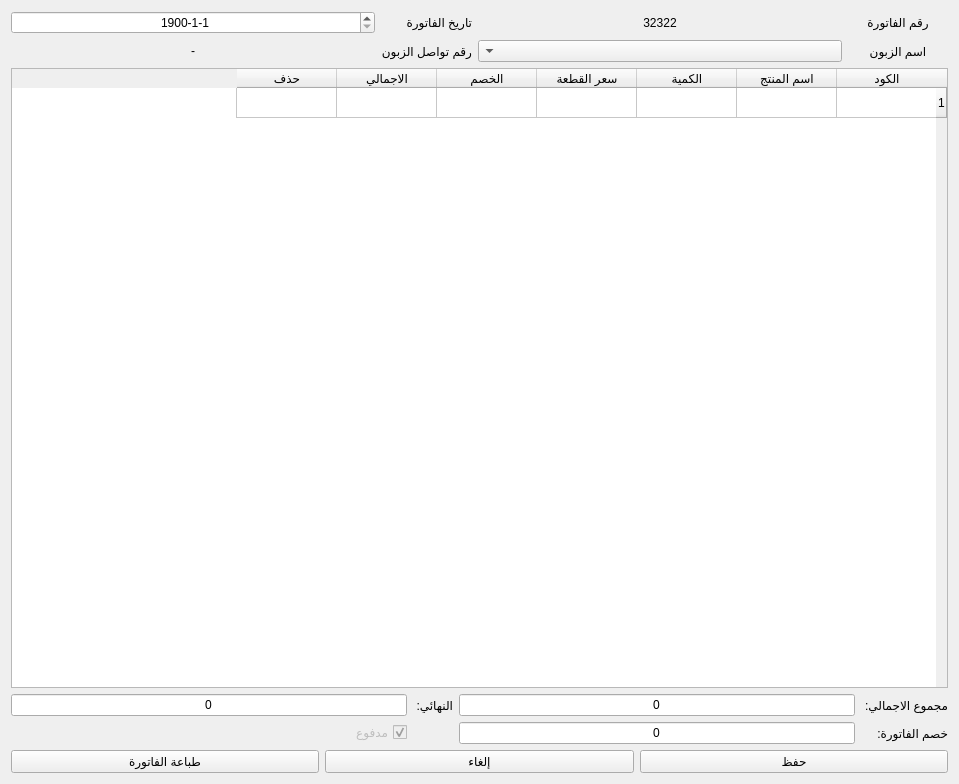
The window that bill_sell.ui (sameraga/Al_Jamal_Shop) describes before a commit, drawn with Qt 5.
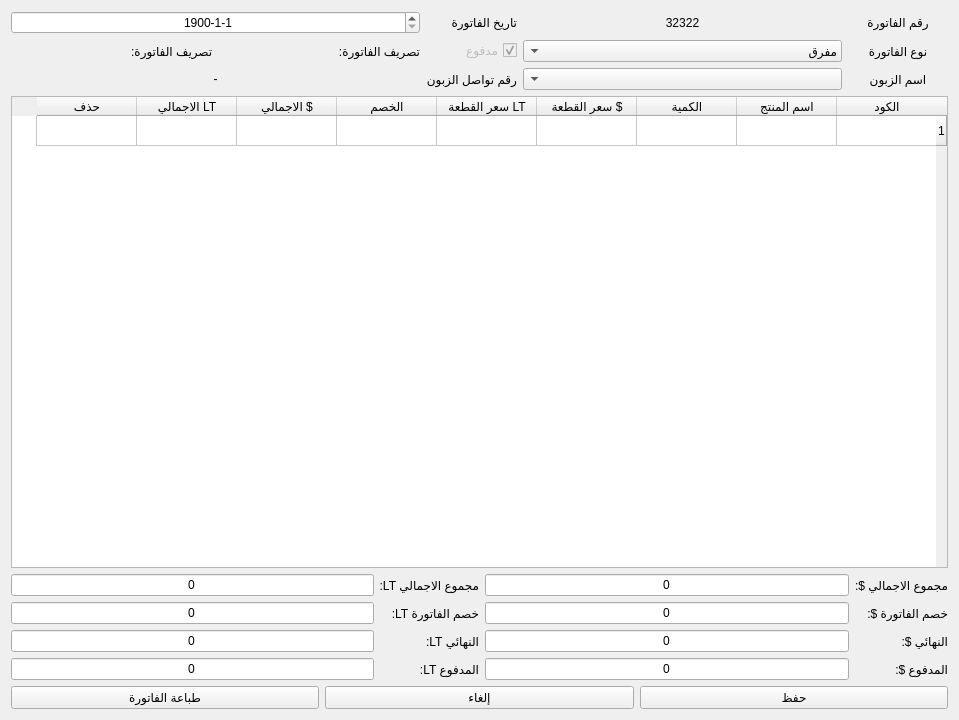
The same window after the commit.

Patch:
```diff
--- a/bill_sell.ui
+++ b/bill_sell.ui
@@ -7,7 +7,7 @@
     <x>0</x>
     <y>0</y>
     <width>959</width>
-    <height>784</height>
+    <height>720</height>
    </rect>
   </property>
   <property name="windowTitle">
@@ -21,28 +21,6 @@
     <layout class="QVBoxLayout" name="verticalLayout_11">
      <item>
       <layout class="QGridLayout" name="gridLayout_4">
-       <item row="0" column="0">
-        <widget class="QLabel" name="label_20">
-         <property name="sizePolicy">
-          <sizepolicy hsizetype="Fixed" vsizetype="Preferred">
-           <horstretch>0</horstretch>
-           <verstretch>0</verstretch>
-          </sizepolicy>
-         </property>
-         <property name="minimumSize">
-          <size>
-           <width>100</width>
-           <height>0</height>
-          </size>
-         </property>
-         <property name="text">
-          <string>رقم الفاتورة</string>
-         </property>
-         <property name="alignment">
-          <set>Qt::AlignCenter</set>
-         </property>
-        </widget>
-       </item>
        <item row="0" column="2">
         <widget class="QLabel" name="label_21">
          <property name="text">
@@ -50,7 +28,66 @@
          </property>
         </widget>
        </item>
+       <item row="1" column="0">
+        <widget class="QLabel" name="label_29">
+         <property name="sizePolicy">
+          <sizepolicy hsizetype="Fixed" vsizetype="Preferred">
+           <horstretch>0</horstretch>
+           <verstretch>0</verstretch>
+          </sizepolicy>
+         </property>
+         <property name="minimumSize">
+          <size>
+           <width>100</width>
+           <height>0</height>
+          </size>
+         </property>
+         <property name="text">
+          <string>نوع الفاتورة</string>
+         </property>
+         <property name="alignment">
+          <set>Qt::AlignCenter</set>
+         </property>
+        </widget>
+       </item>
+       <item row="1" column="1">
+        <widget class="QComboBox" name="bill_type">
+         <item>
+          <property name="text">
+           <string>مفرق</string>
+          </property>
+         </item>
+         <item>
+          <property name="text">
+           <string>جملة</string>
+          </property>
+         </item>
+        </widget>
+       </item>
        <item row="1" column="2">
+        <widget class="QCheckBox" name="ch_ispaid">
+         <property name="enabled">
+          <bool>false</bool>
+         </property>
+         <property name="text">
+          <string>مدفوع</string>
+         </property>
+         <property name="checked">
+          <bool>true</bool>
+         </property>
+         <property name="tristate">
+          <bool>false</bool>
+         </property>
+        </widget>
+       </item>
+       <item row="1" column="3">
+        <widget class="QLabel" name="d_tr22">
+         <property name="text">
+          <string>تصريف الفاتورة: </string>
+         </property>
+        </widget>
+       </item>
+       <item row="2" column="2">
         <widget class="QLabel" name="label_23">
          <property name="text">
           <string>رقم تواصل الزبون</string>
@@ -73,26 +110,29 @@
          </property>
         </widget>
        </item>
-       <item row="1" column="3">
-        <widget class="QLabel" name="c_phone">
+       <item row="0" column="0">
+        <widget class="QLabel" name="label_20">
          <property name="sizePolicy">
-          <sizepolicy hsizetype="Expanding" vsizetype="Preferred">
+          <sizepolicy hsizetype="Fixed" vsizetype="Preferred">
            <horstretch>0</horstretch>
            <verstretch>0</verstretch>
           </sizepolicy>
          </property>
+         <property name="minimumSize">
+          <size>
+           <width>100</width>
+           <height>0</height>
+          </size>
+         </property>
          <property name="text">
-          <string>-</string>
+          <string>رقم الفاتورة</string>
          </property>
          <property name="alignment">
           <set>Qt::AlignCenter</set>
          </property>
         </widget>
        </item>
-       <item row="1" column="1">
-        <widget class="QComboBox" name="c_name"/>
-       </item>
-       <item row="1" column="0">
+       <item row="2" column="0">
         <widget class="QLabel" name="label_22">
          <property name="sizePolicy">
           <sizepolicy hsizetype="Fixed" vsizetype="Preferred">
@@ -114,7 +154,26 @@
          </property>
         </widget>
        </item>
-       <item row="0" column="3">
+       <item row="2" column="1">
+        <widget class="QComboBox" name="c_name"/>
+       </item>
+       <item row="1" column="4">
+        <widget class="QLabel" name="d_tr">
+         <property name="sizePolicy">
+          <sizepolicy hsizetype="Expanding" vsizetype="Preferred">
+           <horstretch>0</horstretch>
+           <verstretch>0</verstretch>
+          </sizepolicy>
+         </property>
+         <property name="text">
+          <string>تصريف الفاتورة: </string>
+         </property>
+         <property name="alignment">
+          <set>Qt::AlignCenter</set>
+         </property>
+        </widget>
+       </item>
+       <item row="0" column="3" colspan="2">
         <widget class="QDateEdit" name="b_date">
          <property name="sizePolicy">
           <sizepolicy hsizetype="Expanding" vsizetype="Fixed">
@@ -153,6 +212,22 @@
          </property>
         </widget>
        </item>
+       <item row="2" column="3" colspan="2">
+        <widget class="QLabel" name="c_phone">
+         <property name="sizePolicy">
+          <sizepolicy hsizetype="Expanding" vsizetype="Preferred">
+           <horstretch>0</horstretch>
+           <verstretch>0</verstretch>
+          </sizepolicy>
+         </property>
+         <property name="text">
+          <string>-</string>
+         </property>
+         <property name="alignment">
+          <set>Qt::AlignCenter</set>
+         </property>
+        </widget>
+       </item>
       </layout>
      </item>
      <item>
@@ -191,7 +266,12 @@
        </column>
        <column>
         <property name="text">
-         <string>سعر القطعة</string>
+         <string>سعر القطعة $</string>
+        </property>
+       </column>
+       <column>
+        <property name="text">
+         <string>سعر القطعة LT</string>
         </property>
        </column>
        <column>
@@ -201,7 +281,12 @@
        </column>
        <column>
         <property name="text">
-         <string>الاجمالي</string>
+         <string>الاجمالي $</string>
+        </property>
+       </column>
+       <column>
+        <property name="text">
+         <string>الاجمالي LT</string>
         </property>
        </column>
        <column>
@@ -213,82 +298,175 @@
      </item>
      <item>
       <layout class="QGridLayout" name="gridLayout_5">
-       <item row="0" column="1">
-        <widget class="QLineEdit" name="total">
-         <property name="enabled">
-          <bool>true</bool>
-         </property>
+       <item row="1" column="3">
+        <widget class="QLineEdit" name="discount_t">
          <property name="text">
           <string>0</string>
          </property>
          <property name="alignment">
           <set>Qt::AlignCenter</set>
          </property>
-         <property name="readOnly">
-          <bool>true</bool>
-         </property>
         </widget>
        </item>
        <item row="0" column="0">
         <widget class="QLabel" name="label_24">
          <property name="text">
-          <string>مجموع الاجمالي: </string>
-         </property>
-        </widget>
-       </item>
-       <item row="1" column="1">
-        <widget class="QLineEdit" name="discount">
-         <property name="text">
-          <string>0</string>
-         </property>
-         <property name="alignment">
-          <set>Qt::AlignCenter</set>
-         </property>
-        </widget>
-       </item>
-       <item row="0" column="2">
-        <widget class="QLabel" name="label_25">
-         <property name="text">
-          <string>النهائي: </string>
-         </property>
-        </widget>
-       </item>
-       <item row="0" column="3">
-        <widget class="QLineEdit" name="last_total">
-         <property name="enabled">
-          <bool>true</bool>
-         </property>
-         <property name="text">
-          <string>0</string>
-         </property>
-         <property name="alignment">
-          <set>Qt::AlignCenter</set>
-         </property>
-         <property name="readOnly">
-          <bool>true</bool>
+          <string>مجموع الاجمالي $:</string>
          </property>
         </widget>
        </item>
        <item row="1" column="0">
         <widget class="QLabel" name="label_26">
          <property name="text">
-          <string>خصم الفاتورة:</string>
+          <string>خصم الفاتورة $:</string>
          </property>
         </widget>
        </item>
-       <item row="1" column="3">
-        <widget class="QCheckBox" name="ch_ispaid">
+       <item row="0" column="2">
+        <widget class="QLabel" name="label_25">
+         <property name="text">
+          <string>مجموع الاجمالي LT:</string>
+         </property>
+        </widget>
+       </item>
+       <item row="2" column="3">
+        <widget class="QLineEdit" name="last_total_t">
          <property name="enabled">
-          <bool>false</bool>
+          <bool>true</bool>
          </property>
          <property name="text">
-          <string>مدفوع</string>
+          <string>0</string>
          </property>
-         <property name="checked">
+         <property name="alignment">
+          <set>Qt::AlignCenter</set>
+         </property>
+         <property name="readOnly">
           <bool>true</bool>
          </property>
-         <property name="tristate">
-          <bool>false</bool>
+        </widget>
+       </item>
+       <item row="2" column="1">
+        <widget class="QLineEdit" name="last_total_d">
+         <property name="enabled">
+          <bool>true</bool>
+         </property>
+         <property name="text">
+          <string>0</string>
+         </property>
+         <property name="alignment">
+          <set>Qt::AlignCenter</set>
+         </property>
+         <property name="readOnly">
+          <bool>true</bool>
+         </property>
+        </widget>
+       </item>
+       <item row="1" column="2">
+        <widget class="QLabel" name="label_28">
+         <property name="text">
+          <string>خصم الفاتورة LT:</string>
+         </property>
+        </widget>
+       </item>
+       <item row="0" column="3">
+        <widget class="QLineEdit" name="total_t">
+         <property name="enabled">
+          <bool>true</bool>
+         </property>
+         <property name="text">
+          <string>0</string>
+         </property>
+         <property name="alignment">
+          <set>Qt::AlignCenter</set>
+         </property>
+         <property name="readOnly">
+          <bool>true</bool>
+         </property>
+        </widget>
+       </item>
+       <item row="2" column="0">
+        <widget class="QLabel" name="label_27">
+         <property name="text">
+          <string>النهائي $: </string>
+         </property>
+        </widget>
+       </item>
+       <item row="1" column="1">
+        <widget class="QLineEdit" name="discount_d">
+         <property name="text">
+          <string>0</string>
+         </property>
+         <property name="alignment">
+          <set>Qt::AlignCenter</set>
+         </property>
+        </widget>
+       </item>
+       <item row="2" column="2">
+        <widget class="QLabel" name="label_30">
+         <property name="text">
+          <string>النهائي LT: </string>
+         </property>
+        </widget>
+       </item>
+       <item row="0" column="1">
+        <widget class="QLineEdit" name="total_d">
+         <property name="enabled">
+          <bool>true</bool>
+         </property>
+         <property name="text">
+          <string>0</string>
+         </property>
+         <property name="alignment">
+          <set>Qt::AlignCenter</set>
+         </property>
+         <property name="readOnly">
+          <bool>true</bool>
+         </property>
+        </widget>
+       </item>
+       <item row="3" column="0">
+        <widget class="QLabel" name="label_31">
+         <property name="text">
+          <string>المدفوع $: </string>
+         </property>
+        </widget>
+       </item>
+       <item row="3" column="2">
+        <widget class="QLabel" name="label_32">
+         <property name="text">
+          <string>المدفوع LT: </string>
+         </property>
+        </widget>
+       </item>
+       <item row="3" column="1">
+        <widget class="QLineEdit" name="paid_d">
+         <property name="enabled">
+          <bool>true</bool>
+         </property>
+         <property name="text">
+          <string>0</string>
+         </property>
+         <property name="alignment">
+          <set>Qt::AlignCenter</set>
+         </property>
+         <property name="readOnly">
+          <bool>true</bool>
+         </property>
+        </widget>
+       </item>
+       <item row="3" column="3">
+        <widget class="QLineEdit" name="paid_t">
+         <property name="enabled">
+          <bool>true</bool>
+         </property>
+         <property name="text">
+          <string>0</string>
+         </property>
+         <property name="alignment">
+          <set>Qt::AlignCenter</set>
+         </property>
+         <property name="readOnly">
+          <bool>true</bool>
          </property>
         </widget>
        </item>
```
Left out of the diff: 5 changed lines with no effect on the pictures.
